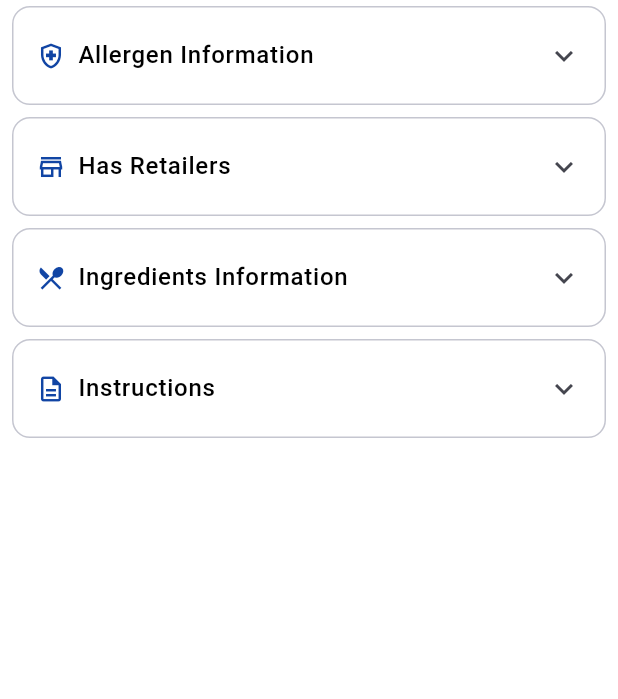
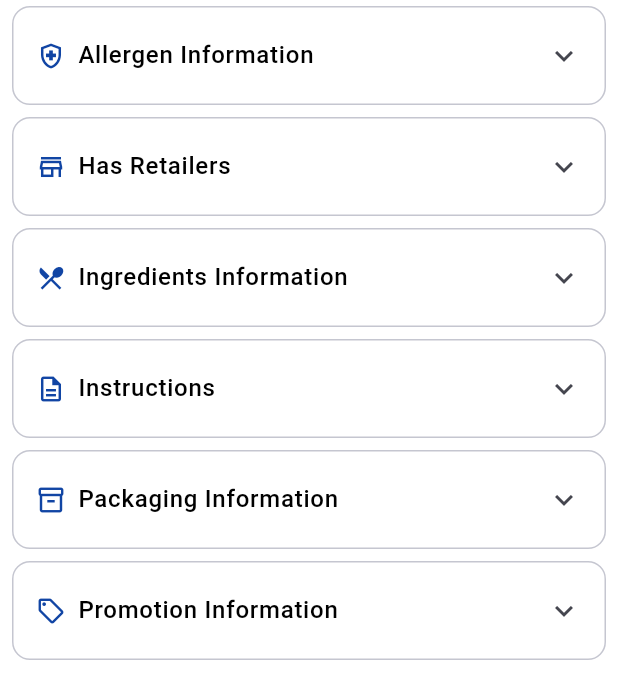
Before and after one commit to Wasim-Zaman/gtin_verifier, a Flutter app: the ProductInfoTab widget shown alone on an empty page, opened directly with empty values, on a phone screen of 412 x 824 dp. Shown: the top 699 px of the screen. Run offline on Flutter 3.47's test engine with Material 3 defaults, Android fonts, the phone set to English and light mode, and no system bars; our stand-ins replace cached_network_image, flex_color_scheme, flutter_riverpod, go_router, shimmer; missing offline and left inert: gs1_barcode_parser.

Commit message:
Add packaging and promotion information sections to ProductInfoTab
- Integrated packaging and promotion data loading into ProductInfoTab using Riverpod.
- Added new ExpansionTileCards for displaying packaging and promotion information with loading and error handling.
- Updated the UI to enhance user experience when viewing product packaging and promotions.

```diff
--- /dev/null
+++ b/lib/models/packaging.dart
@@ -0,0 +1,121 @@
+class Packaging {
+  final String id;
+  final String status;
+  final String barcode;
+  final String packagingType;
+  final String material;
+  final String? dimensions;
+  final String weight;
+  final String? capacity;
+  final bool recyclable;
+  final bool biodegradable;
+  final String? packagingSupplier;
+  final String? costPerUnit;
+  final String color;
+  final String labeling;
+  final String brandOwnerId;
+  final DateTime createdAt;
+  final DateTime updatedAt;
+  final List<String> images;
+  final String lastModifiedBy;
+  final String domainName;
+
+  Packaging({
+    required this.id,
+    required this.status,
+    required this.barcode,
+    required this.packagingType,
+    required this.material,
+    this.dimensions,
+    required this.weight,
+    this.capacity,
+    required this.recyclable,
+    required this.biodegradable,
+    this.packagingSupplier,
+    this.costPerUnit,
+    required this.color,
+    required this.labeling,
+    required this.brandOwnerId,
+    required this.createdAt,
+    required this.updatedAt,
+    required this.images,
+    required this.lastModifiedBy,
+    required this.domainName,
+  });
+
+  factory Packaging.fromJson(Map<String, dynamic> json) {
+    return Packaging(
+      id: json['id'] ?? '',
+      status: json['status'] ?? '',
+      barcode: json['barcode'] ?? '',
+      packagingType: json['packaging_type'] ?? '',
+      material: json['material'] ?? '',
+      dimensions: json['dimensions'],
+      weight: json['weight'] ?? '',
+      capacity: json['capacity'],
+      recyclable: json['recyclable'] ?? false,
+      biodegradable: json['biodegradable'] ?? false,
+      packagingSupplier: json['packaging_supplier'],
+      costPerUnit: json['cost_per_unit'],
+      color: json['color'] ?? '',
+      labeling: json['labeling'] ?? '',
+      brandOwnerId: json['brand_owner_id'] ?? '',
+      createdAt:
+          json['created_at'] != null
+              ? DateTime.parse(json['created_at'])
+              : DateTime.now(),
+      updatedAt:
+          json['updated_at'] != null
+              ? DateTime.parse(json['updated_at'])
+              : DateTime.now(),
+      images: json['images'] != null ? List<String>.from(json['images']) : [],
+      lastModifiedBy: json['last_modified_by'] ?? '',
+      domainName: json['domainName'] ?? '',
+    );
+  }
+
+  // Helper to get full image URLs
+  List<String> get fullImageUrls {
+    return images.map((image) {
+      if (image.startsWith('http')) {
+        return image;
+      }
+      // Replace backslashes with forward slashes
+      final normalizedPath = image.replaceAll('\\', '/');
+      return 'https://upchub.online$normalizedPath';
+    }).toList();
+  }
+}
+
+class PackagingResponse {
+  final List<Packaging> packagings;
+  final int currentPage;
+  final int pageSize;
+  final int totalProducts;
+  final int totalPages;
+
+  PackagingResponse({
+    required this.packagings,
+    required this.currentPage,
+    required this.pageSize,
+    required this.totalProducts,
+    required this.totalPages,
+  });
+
+  factory PackagingResponse.fromJson(Map<String, dynamic> json) {
+    List<Packaging> packagings = [];
+    if (json['packagings'] != null) {
+      packagings =
+          (json['packagings'] as List)
+              .map((item) => Packaging.fromJson(item))
+              .toList();
+    }
+    return PackagingResponse(
+      packagings: packagings,
+      currentPage: json['currentPage'] ?? 1,
+      pageSize: json['pageSize'] ?? 10,
+      totalProducts: json['totalProducts'] ?? 0,
+      totalPages: json['totalPages'] ?? 1,
+    );
+  }
+}
--- /dev/null
+++ b/lib/models/promotion.dart
@@ -0,0 +1,40 @@
+class Promotion {
+  final int id;
+  final String promotionalOffers;
+  final String linkType;
+  final String lang;
+  final String targetUrl;
+  final String gtin;
+  final DateTime expiryDate;
+  final double price;
+  final String banner;
+  final int? companyId;
+
+  Promotion({
+    required this.id,
+    required this.promotionalOffers,
+    required this.linkType,
+    required this.lang,
+    required this.targetUrl,
+    required this.gtin,
+    required this.expiryDate,
+    required this.price,
+    required this.banner,
+    this.companyId,
+  });
+
+  factory Promotion.fromJson(Map<String, dynamic> json) {
+    return Promotion(
+      id: json['ID'] ?? 0,
+      promotionalOffers: json['PromotionalOffers'] ?? '',
+      linkType: json['LinkType'] ?? '',
+      lang: json['Lang'] ?? '',
+      targetUrl: json['TargetURL'] ?? '',
+      gtin: json['GTIN'] ?? '',
+      expiryDate: DateTime.parse(json['ExpiryDate']),
+      price: (json['price'] as num?)?.toDouble() ?? 0.0,
+      banner: json['banner'] ?? '',
+      companyId: json['companyId'],
+    );
+  }
+}
--- /dev/null
+++ b/lib/providers/packaging_providers.dart
@@ -0,0 +1,32 @@
+// lib/providers/packaging_providers.dart
+import 'package:flutter_riverpod/flutter_riverpod.dart';
+
+import '../models/packaging.dart';
+import '../services/packaging_service.dart';
+
+// Service provider
+final packagingServiceProvider = Provider<PackagingService>((ref) {
+  return PackagingService();
+});
+
+// State provider to track when to load packagings
+final packagingLoadingStateProvider = StateProvider.family<bool, String>(
+  (ref, barcode) => false,
+);
+
+// Provider to fetch packagings when triggered
+final packagingsProvider = FutureProvider.family<List<Packaging>, String>((
+  ref,
+  barcode,
+) async {
+  // Check if loading has been triggered
+  final shouldLoad = ref.watch(packagingLoadingStateProvider(barcode));
+
+  if (!shouldLoad) {
+    return []; // Return empty list if not triggered yet
+  }
+
+  final packagingService = ref.watch(packagingServiceProvider);
+  final response = await packagingService.getPackagingsByBarcode(barcode);
+  return response.packagings;
+});
--- /dev/null
+++ b/lib/providers/promotion_providers.dart
@@ -0,0 +1,22 @@
+import 'package:flutter_riverpod/flutter_riverpod.dart';
+
+import '../models/promotion.dart';
+import '../services/promotion_service.dart';
+
+final promotionServiceProvider = Provider<PromotionService>((ref) {
+  return PromotionService();
+});
+
+final promotionLoadingStateProvider = StateProvider.family<bool, String>(
+  (ref, gtin) => false,
+);
+
+final promotionsProvider = FutureProvider.family<List<Promotion>, String>((
+  ref,
+  gtin,
+) async {
+  final shouldLoad = ref.watch(promotionLoadingStateProvider(gtin));
+  if (!shouldLoad) return [];
+  final service = ref.watch(promotionServiceProvider);
+  return await service.getPromotionsByGtin(gtin);
+});
--- a/lib/view/widgets/product_info_tab.dart
+++ b/lib/view/widgets/product_info_tab.dart
@@ -7,10 +7,14 @@ import '../../models/product.dart';
 import '../../providers/allergen_providers.dart';
 import '../../providers/ingredient_providers.dart';
 import '../../providers/instruction_providers.dart';
+import '../../providers/packaging_providers.dart';
+import '../../providers/promotion_providers.dart';
 import '../../providers/retailer_providers.dart';
 import 'expansion_tile_card.dart';
 import 'ingredient_content.dart';
 import 'instruction_content.dart';
+import 'packaging_content.dart';
+import 'promotion_content.dart';
 import 'retailer_content.dart';
 
 class ProductInfoTab extends ConsumerWidget {
@@ -27,6 +31,7 @@ class ProductInfoTab extends ConsumerWidget {
     final retailersAsync = ref.watch(retailersProvider(barcode));
     final ingredientsAsync = ref.watch(ingredientsProvider(barcode));
     final instructionsAsync = ref.watch(instructionsProvider(barcode));
+    final packagingsAsync = ref.watch(packagingsProvider(barcode));
 
     return SingleChildScrollView(
       child: Column(
@@ -195,6 +200,81 @@ class ProductInfoTab extends ConsumerWidget {
 
               final instructions = instructionsAsync.value ?? [];
               return InstructionContent(instructions: instructions);
+            },
+          ),
+
+          // Packaging Information
+          ExpansionTileCard(
+            title: 'Packaging Information',
+            icon: Icons.inventory_2_outlined,
+            asyncValue: packagingsAsync,
+            onExpand: () {
+              ref.read(packagingLoadingStateProvider(barcode).notifier).state =
+                  true;
+            },
+            contentBuilder: (isLoading, hasError, error) {
+              if (isLoading) {
+                return const Center(
+                  child: Padding(
+                    padding: EdgeInsets.all(16.0),
+                    child: CircularProgressIndicator(),
+                  ),
+                );
+              }
+
+              if (hasError) {
+                return Padding(
+                  padding: const EdgeInsets.all(16.0),
+                  child: Center(
+                    child: Text(
+                      'Error loading packaging information: ${error?.toString() ?? "Unknown error"}',
+                      style: TextStyle(
+                        color: Theme.of(context).colorScheme.error,
+                      ),
+                    ),
+                  ),
+                );
+              }
+
+              final packagings = packagingsAsync.value ?? [];
+              return PackagingContent(packagings: packagings);
+            },
+          ),
+
+          // Promotion Information
+          ExpansionTileCard(
+            title: 'Promotion Information',
+            icon: Icons.local_offer_outlined,
+            asyncValue: ref.watch(promotionsProvider(barcode)),
+            onExpand: () {
+              ref.read(promotionLoadingStateProvider(barcode).notifier).state =
+                  true;
+            },
+            contentBuilder: (isLoading, hasError, error) {
+              if (isLoading) {
+                return const Center(
+                  child: Padding(
+                    padding: EdgeInsets.all(16.0),
+                    child: CircularProgressIndicator(),
+                  ),
+                );
+              }
+              if (hasError) {
+                return Padding(
+                  padding: const EdgeInsets.all(16.0),
+                  child: Center(
+                    child: Text(
+                      'Error loading promotion information: ${error?.toString() ?? "Unknown error"}',
+                      style: TextStyle(
+                        color: Theme.of(context).colorScheme.error,
+                      ),
+                    ),
+                  ),
+                );
+              }
+              final promotions =
+                  ref.watch(promotionsProvider(barcode)).value ?? [];
+              return PromotionContent(promotions: promotions);
             },
           ),
 
```
Also changed, not shown: lib/services/packaging_service.dart (added, +40 -0 lines), lib/services/promotion_service.dart (added, +28 -0 lines), lib/view/widgets/packaging_content.dart (added, +300 -0 lines), lib/view/widgets/promotion_content.dart (added, +59 -0 lines).
